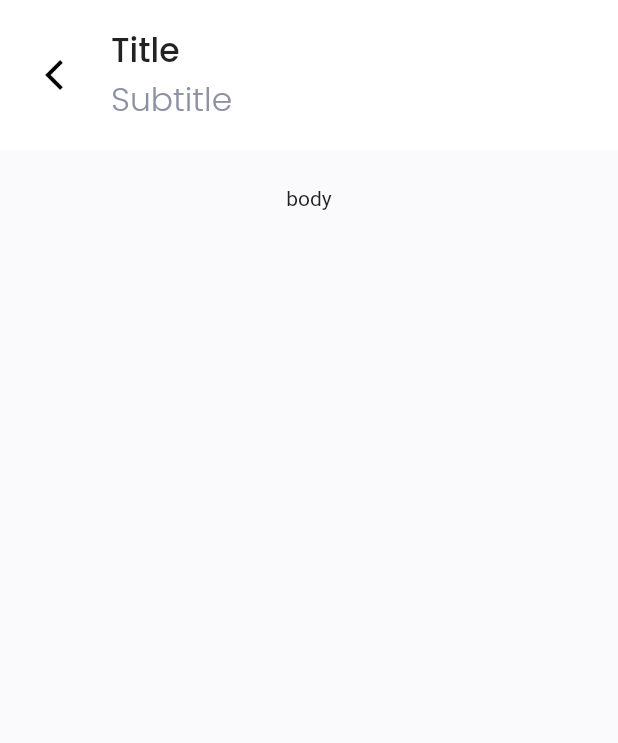
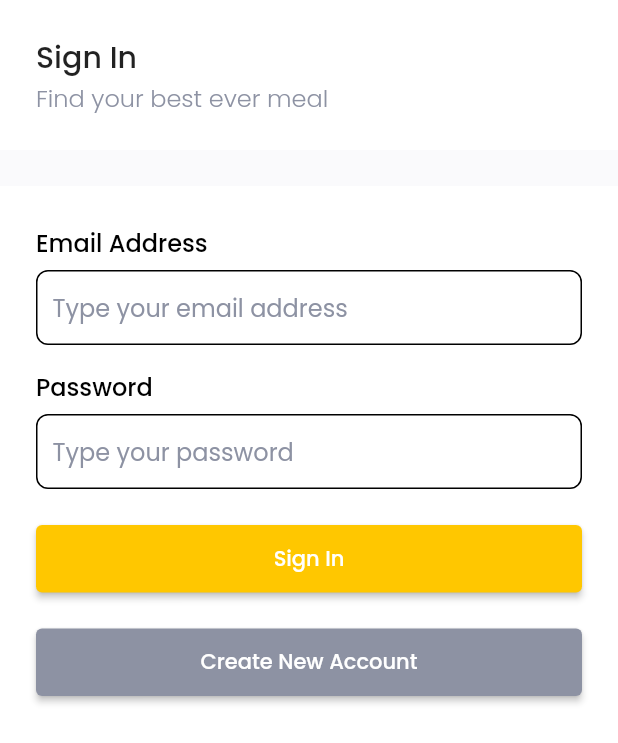
Before and after one commit to yysrll/food_market, a Flutter app: the screen it shows after launch, on a phone screen of 412 x 824 dp. Shown: the top 743 px of the screen. Run offline on Flutter 3.47's test engine with Material 2 defaults, Android fonts, the phone set to English and light mode, and no system bars; our stand-ins replace flutter_spinkit, google_fonts, supercharged.

Commit message:
feat: sign in page

```diff
--- a/lib/main.dart
+++ b/lib/main.dart
@@ -10,10 +10,7 @@ class MyApp extends StatelessWidget {
   Widget build(BuildContext context) {
     return MaterialApp(
       debugShowCheckedModeBanner: false,
-      home: GeneralPages(
-        onBackButtonPressed: () {},
-        child: Text("body"),
-      ),
+      home: SignInPage(),
     );
   }
 }
--- a/lib/shared/shared.dart
+++ b/lib/shared/shared.dart
@@ -1,4 +1,5 @@
 import 'package:flutter/cupertino.dart';
+import 'package:flutter/material.dart';
 import 'package:google_fonts/google_fonts.dart';
 import 'package:supercharged/supercharged.dart';
 
--- a/lib/shared/theme.dart
+++ b/lib/shared/theme.dart
@@ -4,5 +4,11 @@ Color mainColor = "FFC700".toColor();
 Color greyColor = "8D92A3".toColor();
 
 TextStyle greyFontStyle = GoogleFonts.poppins().copyWith(color: greyColor);
+TextStyle blackFontStyle1 = GoogleFonts.poppins()
+    .copyWith(color: Colors.black, fontSize: 20, fontWeight: FontWeight.w500);
+TextStyle blackFontStyle2 = GoogleFonts.poppins()
+    .copyWith(color: Colors.black, fontSize: 16, fontWeight: FontWeight.w500);
+TextStyle blackFontStyle3 = GoogleFonts.poppins()
+    .copyWith(color: Colors.black, fontWeight: FontWeight.w500);
 
 const double defaultMargin = 24;
--- a/lib/ui/pages/general_pages.dart
+++ b/lib/ui/pages/general_page.dart
@@ -24,7 +24,7 @@ class GeneralPages extends StatelessWidget {
           ),
           SafeArea(
               child: Container(
-            color: backColor ?? "FAFAFC".toColor(),
+              color: backColor ?? Colors.white,
           )),
           SafeArea(
             child: ListView(
@@ -32,7 +32,6 @@ class GeneralPages extends StatelessWidget {
                 Column(
                   children: [
                     Container(
-                      margin: EdgeInsets.only(bottom: defaultMargin),
                       padding: EdgeInsets.symmetric(horizontal: defaultMargin),
                       width: double.infinity,
                       height: 100,
@@ -57,19 +56,24 @@ class GeneralPages extends StatelessWidget {
                               Text(
                                 title,
                                 style: GoogleFonts.poppins(
-                                    fontSize: 22, fontWeight: FontWeight.w500),
+                                    fontSize: 20, fontWeight: FontWeight.w500),
                               ),
                               Text(
                                 subtitle,
                                 style: GoogleFonts.poppins(
                                     color: greyColor,
-                                    fontSize: 22,
+                                    fontSize: 16,
                                     fontWeight: FontWeight.w300),
                               )
                             ],
                           )
                         ],
                       ),
+                    ),
+                    Container(
+                      height: defaultMargin,
+                      width: double.infinity,
+                      color: "FAFAFC".toColor(),
                     ),
                     child ?? SizedBox()
                   ],
--- a/lib/ui/pages/pages.dart
+++ b/lib/ui/pages/pages.dart
@@ -2,5 +2,7 @@ import 'package:flutter/material.dart';
 import 'package:food_market/shared/shared.dart';
 import 'package:google_fonts/google_fonts.dart';
 import 'package:supercharged/supercharged.dart';
+import 'package:flutter_spinkit/flutter_spinkit.dart';
 
-part 'general_pages.dart';
+part 'general_page.dart';
+part 'sign_in_page.dart';
--- /dev/null
+++ b/lib/ui/pages/sign_in_page.dart
@@ -0,0 +1,100 @@
+part of 'pages.dart';
+
+class SignInPage extends StatefulWidget {
+  @override
+  _SignInPageState createState() => _SignInPageState();
+}
+
+class _SignInPageState extends State<SignInPage> {
+  @override
+  Widget build(BuildContext context) {
+    TextEditingController emailController = TextEditingController();
+    TextEditingController passwordController = TextEditingController();
+    bool isLoading = false;
+
+    return GeneralPages(
+      title: 'Sign In',
+      subtitle: "Find your best ever meal",
+      child: Column(
+        children: [
+          Container(
+            width: double.infinity,
+            margin: EdgeInsets.fromLTRB(defaultMargin, 26, defaultMargin, 6),
+            child: Text(
+              "Email Address",
+              style: blackFontStyle2,
+            ),
+          ),
+          Container(
+            width: double.infinity,
+            margin: EdgeInsets.symmetric(horizontal: defaultMargin),
+            padding: EdgeInsets.symmetric(horizontal: 10),
+            decoration: BoxDecoration(
+              borderRadius: BorderRadius.circular(8),
+              border: Border.all(color: Colors.black),
+            ),
+            child: TextField(
+              controller: emailController,
+              decoration: InputDecoration(
+                  border: InputBorder.none,
+                  hintStyle: greyFontStyle,
+                  hintText: 'Type your email address'),
+            ),
+          ),
+          Container(
+            width: double.infinity,
+            margin: EdgeInsets.fromLTRB(defaultMargin, 16, defaultMargin, 6),
+            child: Text(
+              "Password",
+              style: blackFontStyle2,
+            ),
+          ),
+          Container(
+            width: double.infinity,
+            margin: EdgeInsets.symmetric(horizontal: defaultMargin),
+            padding: EdgeInsets.symmetric(horizontal: 10),
+            decoration: BoxDecoration(
+              borderRadius: BorderRadius.circular(8),
+              border: Border.all(color: Colors.black),
+            ),
+            child: TextField(
+              controller: passwordController,
+              decoration: InputDecoration(
+                  border: InputBorder.none,
+                  hintStyle: greyFontStyle,
+                  hintText: 'Type your password'),
+            ),
+          ),
+          Container(
+            width: double.infinity,
+            margin: EdgeInsets.only(top: 24),
+            height: 45,
+            padding: EdgeInsets.symmetric(horizontal: defaultMargin),
+            child: isLoading
+                ? SpinKitFadingCircle(size: 45.0, color: mainColor)
+                : ElevatedButton(
+                    onPressed: () {},
+                    style: ElevatedButton.styleFrom(primary: mainColor),
+                    child: Text('Sign In',
+                        style: GoogleFonts.poppins(
+                            color: Colors.white, fontWeight: FontWeight.w500))),
+          ),
+          Container(
+            width: double.infinity,
+            margin: EdgeInsets.only(top: 24),
+            height: 45,
+            padding: EdgeInsets.symmetric(horizontal: defaultMargin),
+            child: isLoading
+                ? SpinKitFadingCircle(size: 45.0, color: mainColor)
+                : ElevatedButton(
+                    onPressed: () {},
+                    style: ElevatedButton.styleFrom(primary: greyColor),
+                    child: Text('Create New Account',
+                        style: GoogleFonts.poppins(
+                            color: Colors.white, fontWeight: FontWeight.w500))),
+          )
+        ],
+      ),
+    );
+  }
+}
--- a/pubspec.yaml
+++ b/pubspec.yaml
@@ -31,6 +31,7 @@ dependencies:
   flutter_bloc: ^6.0.1
   google_fonts: ^1.1.0
   supercharged: ^1.10.0
+  flutter_spinkit: ^4.1.2
 
 dev_dependencies:
   flutter_test:
```
Also changed, not shown: pubspec.lock.
